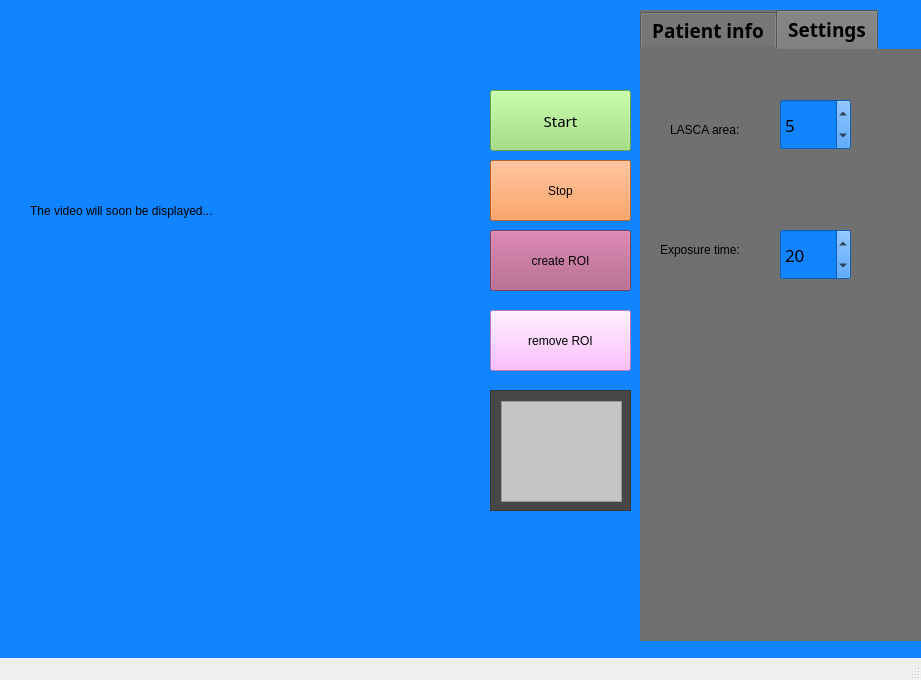
Qt form LSI Project GUI/LSI Project GUI/LSIProjectGUI.ui (Fridanylund/LSI) before a commit.
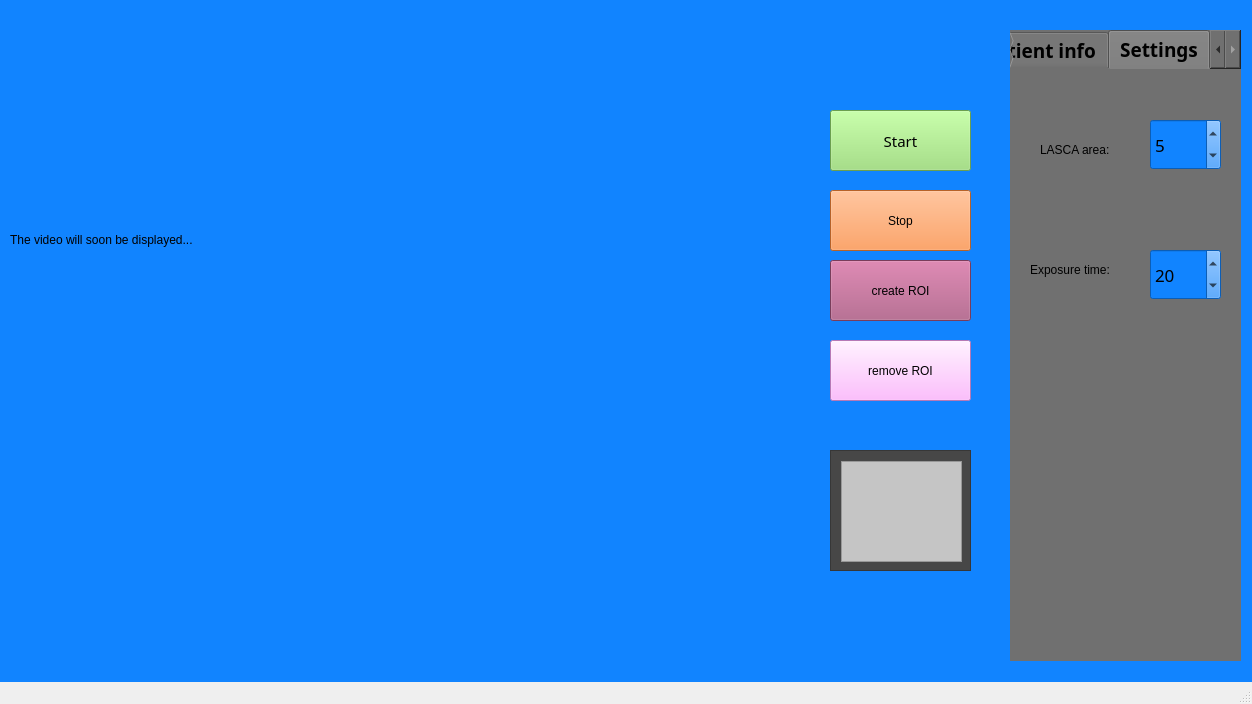
The same form after that commit.

Commit message: Added some test functions such as kontrast_squared and move around a bit in the gui

What changed in the file:
```diff
--- a/LSI Project GUI/LSI Project GUI/LSIProjectGUI.ui
+++ b/LSI Project GUI/LSI Project GUI/LSIProjectGUI.ui
@@ -6,8 +6,8 @@
    <rect>
     <x>0</x>
     <y>0</y>
-    <width>921</width>
-    <height>680</height>
+    <width>1252</width>
+    <height>704</height>
    </rect>
   </property>
   <property name="windowTitle">
@@ -33,8 +33,8 @@
    <widget class="QPushButton" name="startButton">
     <property name="geometry">
      <rect>
-      <x>490</x>
-      <y>90</y>
+      <x>830</x>
+      <y>110</y>
       <width>141</width>
       <height>61</height>
      </rect>
@@ -59,8 +59,8 @@
    <widget class="QPushButton" name="stopButton">
     <property name="geometry">
      <rect>
-      <x>490</x>
-      <y>160</y>
+      <x>830</x>
+      <y>190</y>
       <width>141</width>
       <height>61</height>
      </rect>
@@ -76,8 +76,8 @@
    <widget class="QPushButton" name="createROIButton">
     <property name="geometry">
      <rect>
-      <x>490</x>
-      <y>230</y>
+      <x>830</x>
+      <y>260</y>
       <width>141</width>
       <height>61</height>
      </rect>
@@ -93,8 +93,8 @@
    <widget class="QPushButton" name="removeROIButton">
     <property name="geometry">
      <rect>
-      <x>490</x>
-      <y>310</y>
+      <x>830</x>
+      <y>340</y>
       <width>141</width>
       <height>61</height>
      </rect>
@@ -110,10 +110,10 @@
    <widget class="QLabel" name="videoLabel">
     <property name="geometry">
      <rect>
-      <x>30</x>
-      <y>20</y>
-      <width>451</width>
-      <height>381</height>
+      <x>10</x>
+      <y>0</y>
+      <width>640</width>
+      <height>480</height>
      </rect>
     </property>
     <property name="text">
@@ -123,9 +123,9 @@
    <widget class="QTabWidget" name="settings_patientInfo">
     <property name="geometry">
      <rect>
-      <x>640</x>
-      <y>10</y>
-      <width>291</width>
+      <x>1010</x>
+      <y>30</y>
+      <width>231</width>
       <height>631</height>
      </rect>
     </property>
@@ -416,8 +416,8 @@
    <widget class="QWidget" name="widget" native="true">
     <property name="geometry">
      <rect>
-      <x>40</x>
-      <y>440</y>
+      <x>130</x>
+      <y>490</y>
       <width>431</width>
       <height>161</height>
      </rect>
@@ -426,8 +426,8 @@
    <widget class="QScrollArea" name="scrollArea_2">
     <property name="geometry">
      <rect>
-      <x>490</x>
-      <y>390</y>
+      <x>830</x>
+      <y>450</y>
       <width>141</width>
       <height>121</height>
      </rect>
```
Left out of the diff: 2 changed lines with no effect on the pictures. The commit also changes 7 other files.
